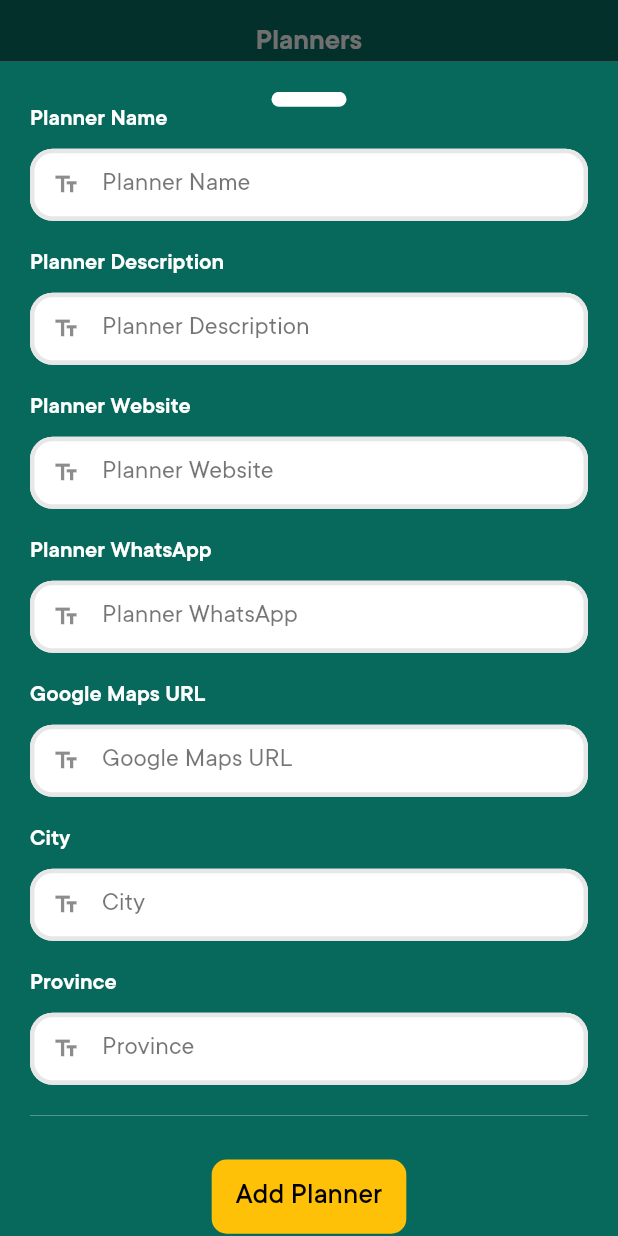
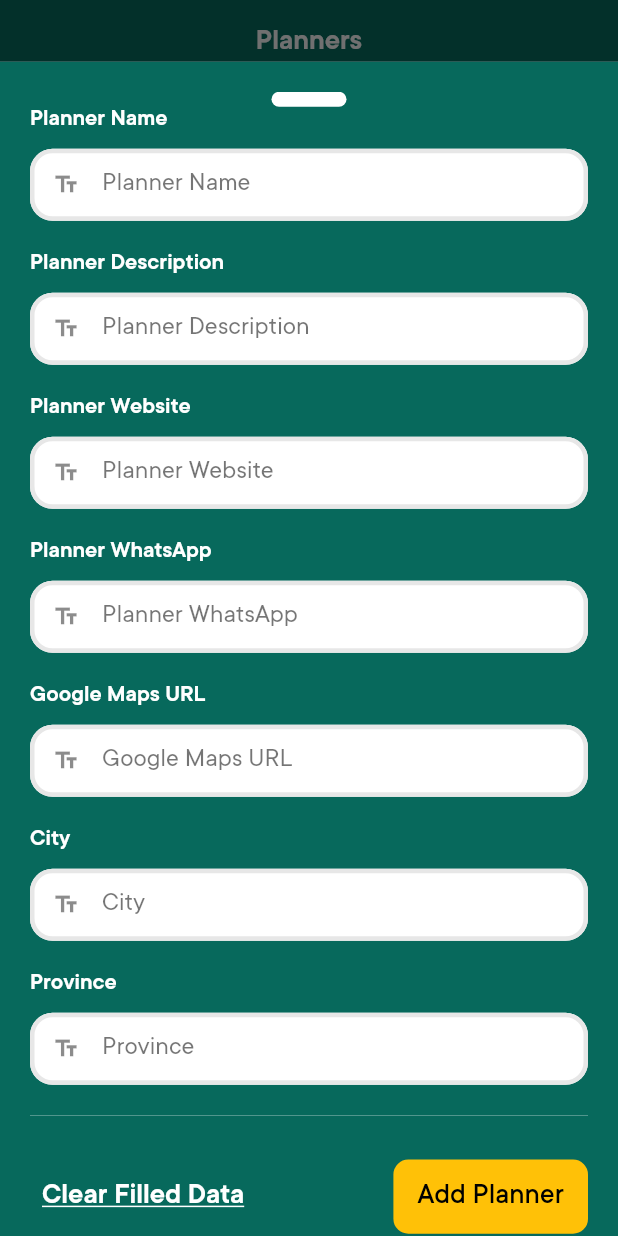
Before and after one commit to chelseaislan/finpro_max_admin, a Flutter app: the PlannerPage screen opened directly, after a tap on the "add" icon, on a phone screen of 412 x 824 dp. Run offline on Flutter 3.47's test engine with Material 2 defaults, Android fonts, the light colour scheme and no system bars; our stand-ins replace bloc, cloud_firestore, equatable, extended_image, file_picker, firebase_auth and 4 more; missing offline and left inert: app_settings; accounts and stored records are empty.

Commit message:
Fix bugs

```diff
--- a/lib/ui/pages/tabbed_pages/planner_page.dart
+++ b/lib/ui/pages/tabbed_pages/planner_page.dart
@@ -4,6 +4,7 @@ import 'package:cloud_firestore/cloud_firestore.dart';
 import 'package:finpro_max_admin/bloc/planner/bloc.dart';
 import 'package:finpro_max_admin/custom_widgets/buttons/appbar_sidebutton.dart';
 import 'package:finpro_max_admin/custom_widgets/buttons/big_wide_button.dart';
+import 'package:finpro_max_admin/custom_widgets/buttons/text_button.dart';
 import 'package:finpro_max_admin/custom_widgets/divider.dart';
 import 'package:finpro_max_admin/custom_widgets/empty_content.dart';
 import 'package:finpro_max_admin/custom_widgets/text_radio_field.dart';
@@ -26,7 +27,7 @@ class PlannerPage extends StatefulWidget {
 
 class _PlannerPageState extends State<PlannerPage>
     with TickerProviderStateMixin {
-  PlannerRepository _plannerRepository = PlannerRepository();
+  final PlannerRepository _plannerRepository = PlannerRepository();
   AnimationController _animationController;
   final TextEditingController _titleController = TextEditingController();
   final TextEditingController _descController = TextEditingController();
@@ -361,6 +362,24 @@ class _PlannerPageState extends State<PlannerPage>
                           },
                         ),
                         PaddingDivider(color: white),
+                        Row(
+                          mainAxisAlignment: MainAxisAlignment.spaceBetween,
+                          children: [
+                            BigTextButton(
+                              labelText: "Clear Filled Data",
+                              onPressedTo: () {
+                                setState(() {
+                                  _titleController.clear();
+                                  _descController.clear();
+                                  _websiteController.clear();
+                                  _phoneController.clear();
+                                  _mapUrlController.clear();
+                                  _locationController.clear();
+                                  _provinceController.clear();
+                                });
+                              },
+                              labelColor: white,
+                            ),
                             BigWideButton(
                               labelText: "Add Planner",
                               textColor: primaryBlack,
@@ -382,6 +401,8 @@ class _PlannerPageState extends State<PlannerPage>
                                 );
                                 Navigator.pop(context);
                               },
+                            ),
+                          ],
                         ),
                         const SizedBox(height: 20),
                       ],
```
Lines whose indentation alone changed are shown as unchanged.
